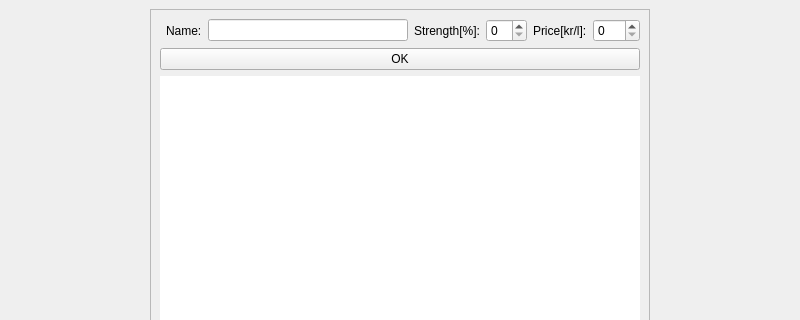
First picture: the form in ui/mainwindow.ui, repository marso329/DrinkRobot, before the edit; both pictures show x 0 to 800 and y 0 to 320 of the 800 by 662 pixel window.
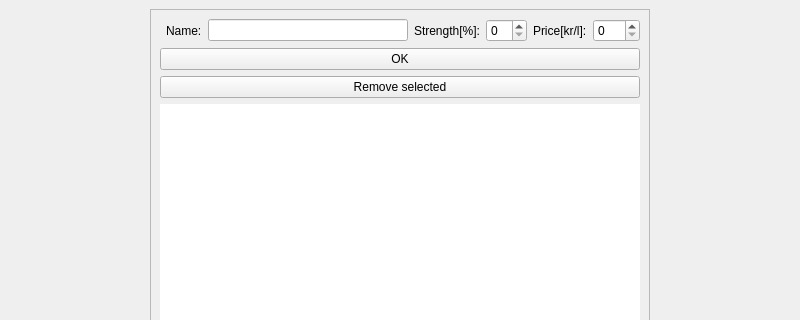
Second picture: the form after the edit. Icons and pictures are not drawn. Custom widgets are drawn as their Qt base class.

```diff
--- a/ui/mainwindow.ui
+++ b/ui/mainwindow.ui
@@ -694,7 +694,7 @@
              </item>
             </layout>
            </item>
-           <item row="2" column="0">
+           <item row="3" column="0">
             <widget class="QTableView" name="addingrediant_list">
              <property name="frameShape">
               <enum>QFrame::NoFrame</enum>
@@ -705,18 +705,22 @@
              <property name="lineWidth">
               <number>0</number>
              </property>
-             <property name="editTriggers">
-              <set>QAbstractItemView::NoEditTriggers</set>
-             </property>
             </widget>
            </item>
-           <item row="3" column="0">
+           <item row="4" column="0">
             <widget class="QPushButton" name="addingrediant_back">
              <property name="text">
               <string>Back</string>
              </property>
             </widget>
            </item>
+           <item row="2" column="0">
+            <widget class="QPushButton" name="addingrediant_remove">
+             <property name="text">
+              <string>Remove selected</string>
+             </property>
+            </widget>
+           </item>
           </layout>
          </widget>
         </item>
```
